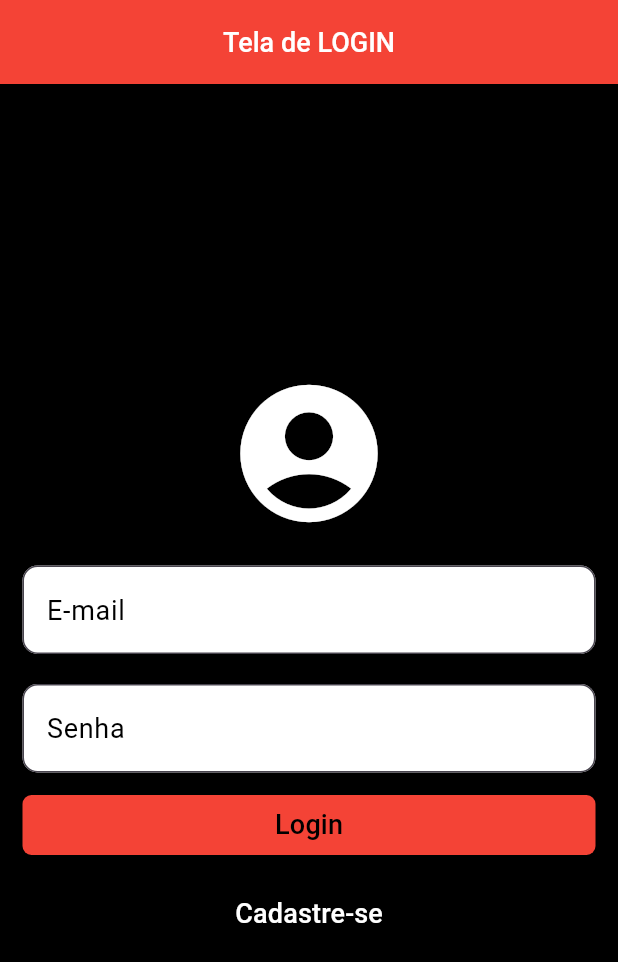
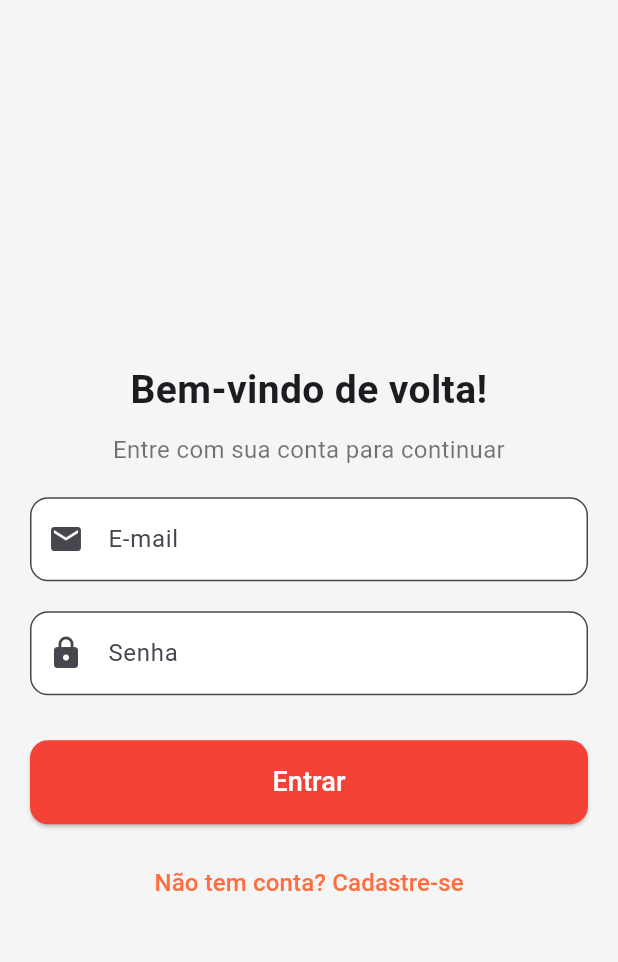
Before and after one commit to YuriVasconcelosJ/ProjectFlutter, a Flutter app: the screen it shows after launch, on a phone screen of 412 x 824 dp. Shown: the top 962 px of the screen. Run offline on Flutter 3.47's test engine with Material 3 defaults, Android fonts, the phone set to English and light mode, and no system bars; our stand-ins replace firebase_auth, firebase_core; accounts and stored records are empty.

Commit message:
Projeto finalizado

```diff
--- a/lib/login.dart
+++ b/lib/login.dart
@@ -1,4 +1,6 @@
+import 'package:firebase_auth/firebase_auth.dart'; // Importa Firebase Auth
 import 'package:flutter/material.dart';
+import 'interna.dart';
 
 class Login extends StatefulWidget {
   const Login({super.key});
@@ -8,81 +10,97 @@ class Login extends StatefulWidget {
 }
 
 class _LoginState extends State<Login> {
+  final _emailController = TextEditingController();
+  final _passwordController = TextEditingController();
   bool entrar = true;
+
+  // Função de login com Firebase
+  Future<void> _login() async {
+    try {
+      UserCredential userCredential = await FirebaseAuth.instance.signInWithEmailAndPassword(
+        email: _emailController.text,
+        password: _passwordController.text,
+      );
+      if (userCredential.user != null) {
+        Navigator.pushReplacement(context, MaterialPageRoute(builder: (context) => const HomeScreen()));
+      }
+    } catch (e) {
+      ScaffoldMessenger.of(context).showSnackBar(SnackBar(content: Text(e.toString())));
+    }
+  }
+
+  // Função de cadastro com Firebase
+  Future<void> _register() async {
+    try {
+      UserCredential userCredential = await FirebaseAuth.instance.createUserWithEmailAndPassword(
+        email: _emailController.text,
+        password: _passwordController.text,
+      );
+      if (userCredential.user != null) {
+        Navigator.pushReplacement(context, MaterialPageRoute(builder: (context) => const HomeScreen()));
+        ScaffoldMessenger.of(context).showSnackBar(const SnackBar(content: Text('Cadastro bem-sucedido!')));
+      }
+    } catch (e) {
+      ScaffoldMessenger.of(context).showSnackBar(SnackBar(content: Text(e.toString())));
+    }
+  }
 
   @override
   Widget build(BuildContext context) {
     return Scaffold(
-      // Cor de fundo da tela
-      backgroundColor: (entrar) ? Colors.black : Colors.brown,
-      appBar: AppBar(
-        centerTitle: true,
-        // Cor da barra superior
-        backgroundColor: (entrar) ? Colors.red : Colors.deepOrange,
-        // Titulo da barra superior
-        title: Text(
-          (entrar) ? "Tela de LOGIN" : "Tela de CADASTRO",
+      backgroundColor: Colors.grey[100],
+      body: Center(
+        child: SingleChildScrollView(
+          padding: const EdgeInsets.all(20.0),
+          child: Form(
+            child: Column(
+              mainAxisAlignment: MainAxisAlignment.center,
+              crossAxisAlignment: CrossAxisAlignment.stretch,
+              children: [
+                const SizedBox(height: 30),
+                Text(
+                  (entrar) ? "Bem-vindo de volta!" : "Crie sua conta",
+                  textAlign: TextAlign.center,
                   style: const TextStyle(
-            color: Colors.white,
-            fontSize: 18,
-            fontWeight: FontWeight.w500,
+                    fontSize: 26,
+                    fontWeight: FontWeight.bold,
                   ),
                 ),
+                const SizedBox(height: 10),
+                Text(
+                  (entrar)
+                      ? "Entre com sua conta para continuar"
+                      : "Cadastre-se para começar",
+                  textAlign: TextAlign.center,
+                  style: const TextStyle(fontSize: 16, color: Colors.black54),
                 ),
-      // Formulario de login
-      body: Center(
-        child: SingleChildScrollView(
-          padding: const EdgeInsets.fromLTRB(15, 0, 15, 0),
-          child: Form(
-            child: Column(
-              // Alinhamento dos elementos
-              mainAxisAlignment: MainAxisAlignment.center,
-              crossAxisAlignment: CrossAxisAlignment.stretch,
-              // children:
-              children: [
-                // Icone do login
-                Icon(
-                    (entrar)
-                        ? Icons.account_circle_rounded
-                        : Icons.account_circle_outlined,
-                    color: Colors.white,
-                    size: 110),
-                // E-mail
                 const SizedBox(height: 20),
                 TextFormField(
+                  controller: _emailController,
                   decoration: InputDecoration(
-                  hintText: "E-mail",
-                  fillColor: Colors.white, // Cor do texto
-                  filled: true, // Preenchimento do texto
-                  hintStyle: const TextStyle(
-                    color: Colors.black,
-                    fontSize: 18,
+                    labelText: "E-mail",
+                    prefixIcon: const Icon(Icons.email),
+                    border: OutlineInputBorder(
+                      borderRadius: BorderRadius.circular(12),
                     ),
+                    filled: true,
+                    fillColor: Colors.white,
+                  ),
+                ),
+                const SizedBox(height: 20),
+                TextFormField(
+                  controller: _passwordController,
+                  decoration: InputDecoration(
+                    labelText: "Senha",
+                    prefixIcon: const Icon(Icons.lock),
                     border: OutlineInputBorder(
-                    borderRadius: BorderRadius.circular(10), // Estilo da borda
+                      borderRadius: BorderRadius.circular(12),
                     ),
-                )),
-                // Senha
-                const SizedBox(
-                    height: 20), // Espaçamento entre o e-mail e a senha
-                TextFormField(
-                  decoration: InputDecoration(
-                    hintText: "Senha",
-                    fillColor: Colors.white, // Cor do texto
-                    filled: true, // Preenchimento do texto
-                    hintStyle: const TextStyle(
-                      color: Colors.black,
-                      fontSize: 18,
-                    ),
-
-                    border: OutlineInputBorder(
-                      borderRadius:
-                          BorderRadius.circular(10), // Estilo da borda
-                    ),
+                    filled: true,
+                    fillColor: Colors.white,
                   ),
                   obscureText: true,
                 ),
-                // Tela de Cadastro
                 Visibility(
                   visible: !entrar,
                   child: Column(
@@ -90,62 +108,41 @@ class _LoginState extends State<Login> {
                       const SizedBox(height: 20),
                       TextFormField(
                         decoration: InputDecoration(
-                            hintText: "Confirme a Senha",
-                            fillColor: Colors.white, // Cor do texto
-                            filled: true, // Preenchimento do texto
-                            hintStyle: const TextStyle(
-                              color: Colors.black,
-                              fontSize: 18,
+                          labelText: "Confirme a senha",
+                          prefixIcon: const Icon(Icons.lock),
+                          border: OutlineInputBorder(
+                            borderRadius: BorderRadius.circular(12),
                           ),
-
-                            border: OutlineInputBorder(
-                              borderRadius:
-                                  BorderRadius.circular(10), // Estilo da borda
-                            ),
+                          filled: true,
+                          fillColor: Colors.white,
                         ),
                         obscureText: true,
                       ),
-                        TextFormField(
-                            decoration: InputDecoration(
-                          hintText: "E-mail",
-                          fillColor: Colors.white, // Cor do texto
-                          filled: true, // Preenchimento do texto
-                          hintStyle: const TextStyle(
-                            color: Colors.black,
-                            fontSize: 18,
-                          ),
-                          border: OutlineInputBorder(
-                            borderRadius:
-                                BorderRadius.circular(10), // Estilo da borda
-                          ),
-                        )),
                     ],
-                    )),
-                // Espaçamento entre o botão e o texto
-                Padding(
-                  padding: const EdgeInsets.only(top: 15, bottom: 15),
-                  // Botaton de login:
-                  // Arrumar o tamanho do botão
-                  child: SizedBox(
-                    height: 40,
-                    child: ElevatedButton(
-                        onPressed: () {},
-                        // Formataçao do botao
-                        style: ElevatedButton.styleFrom(
-                            backgroundColor:
-                                (entrar) ? Colors.red : Colors.deepOrangeAccent,
-                            shape: RoundedRectangleBorder(
-                                borderRadius: BorderRadius.circular(6))),
-                        child: Text(
-                          (entrar) ? "Login" : "cadastar",
-                          style: const TextStyle(
-                            color: Colors.black,
-                            fontSize: 18,
-                          ),
-                        )),
                   ),
                 ),
-                // Texto de cadastro
+                const SizedBox(height: 30),
+                ElevatedButton(
+                  onPressed: () {
+                    if (entrar) {
+                      _login();
+                    } else {
+                      _register();
+                    }
+                  },
+                  style: ElevatedButton.styleFrom(
+                    padding: const EdgeInsets.symmetric(vertical: 15),
+                    shape: RoundedRectangleBorder(
+                      borderRadius: BorderRadius.circular(12),
+                    ),
+                    backgroundColor: const Color.fromRGBO(244, 67, 54, 1),
+                  ),
+                  child: Text(
+                    (entrar) ? "Entrar" : "Cadastrar",
+                    style: const TextStyle(fontSize: 18, color: Colors.white),
+                  ),
+                ),
+                const SizedBox(height: 15),
                 TextButton(
                   onPressed: () {
                     setState(() {
@@ -153,12 +150,10 @@ class _LoginState extends State<Login> {
                     });
                   },
                   child: Text(
-                      (entrar) ? "Cadastre-se" : "Entre",
-                      style: const TextStyle(
-                        color: Colors.white,
-                        fontSize: 18,
+                    (entrar) ? "Não tem conta? Cadastre-se" : "Já tem conta? Faça login",
+                    style: const TextStyle(fontSize: 16, color: Colors.deepOrangeAccent),
                   ),
-                    ))
+                ),
               ],
             ),
           ),
--- a/lib/main.dart
+++ b/lib/main.dart
@@ -1,10 +1,32 @@
+import 'package:firebase_core/firebase_core.dart';
 import 'package:flutter/material.dart';
-import 'package:flutter_project/login.dart';
-import 'package:flutter_project/interna.dart';
+import 'login.dart'; // Ou o arquivo onde está a tela de login
 
-void main() {
-  runApp(const MaterialApp(
-    debugShowCheckedModeBanner: false, // Remove o banner de debug
-    home: Login(),
-  ));
+void main() async {
+  WidgetsFlutterBinding.ensureInitialized();
+  await Firebase.initializeApp(
+    options: FirebaseOptions(
+      apiKey: "AIzaSyA7VPRUahZGhAqMtFWVbeZPLpwueAXJ0Vw",
+      appId: "1:919722209349:web:f8f72a22ed68cfadbe732c",
+      messagingSenderId: "919722209349",
+      projectId: "projetoflutterfirebase-c1d6c",
+      authDomain: "projetoflutterfirebase-c1d6c.firebaseapp.com",
+      storageBucket: "projetoflutterfirebase-c1d6c.firebasestorage.app",
+      measurementId: "G-CC75JTQBQT",
+    ),
+  );
+  runApp(MyApp());
 }
+
+class MyApp extends StatelessWidget {
+  @override
+  Widget build(BuildContext context) {
+    return MaterialApp(
+      title: 'Flutter Firebase App',
+      theme: ThemeData(
+        primarySwatch: Colors.blue,
+      ),
+      home: Login(), // Sua tela de login
+    );
+  }
+}
```
Also changed, not shown: lib/interna.dart (+22 -64 lines), pubspec.yaml (+4 -67 lines), package-lock.json, pubspec.lock, 5 other files. Lines whose indentation alone changed are shown as unchanged.
